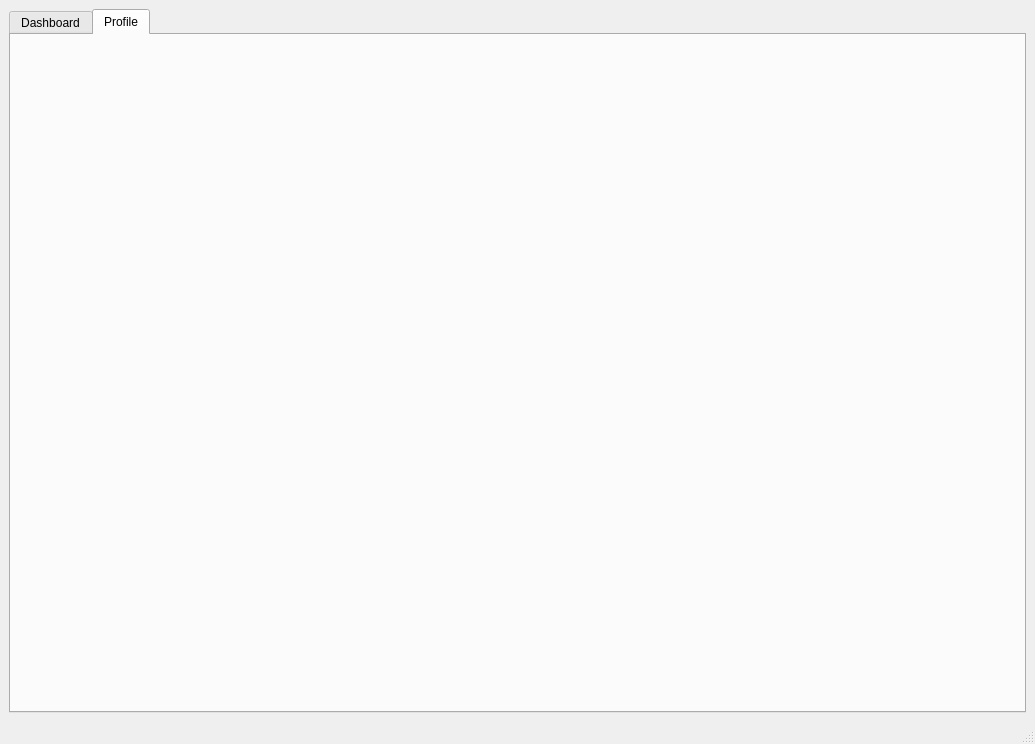
The window that bms/mainwindow.ui (MythicSTR/bms-project) describes before a commit, drawn with Qt 5.
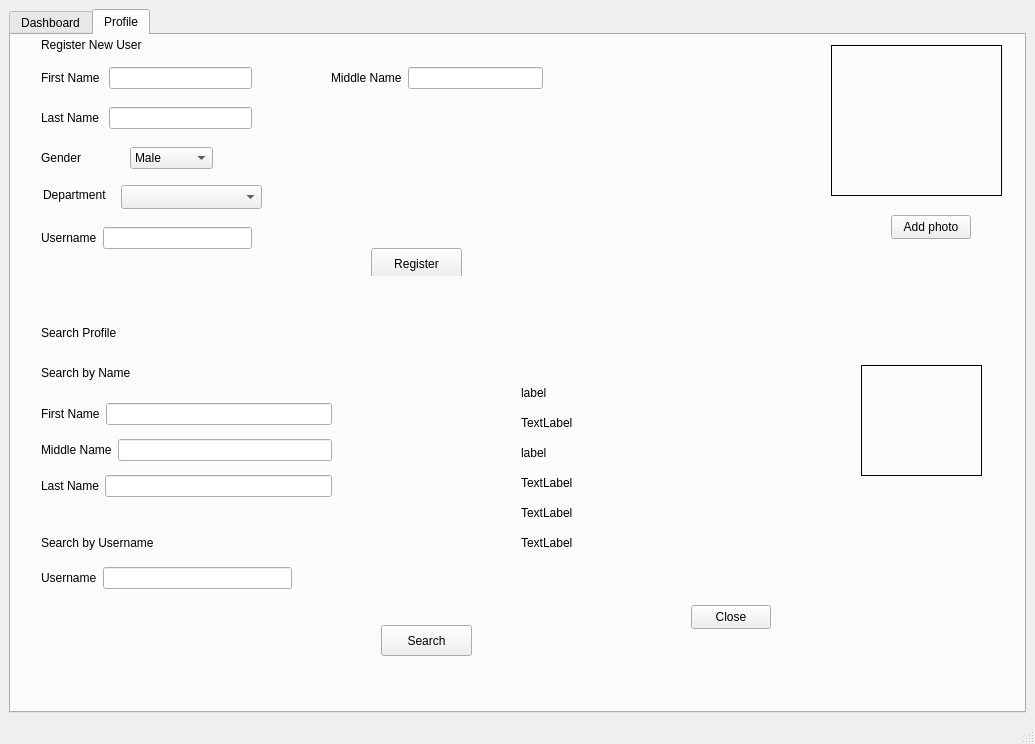
The same window after the commit. The open tabs and pages were chosen to show the change.

The edit to the form file:
```diff
--- a/bms/mainwindow.ui
+++ b/bms/mainwindow.ui
@@ -1733,6 +1733,481 @@
        <attribute name="title">
         <string>Profile</string>
        </attribute>
+       <widget class="QWidget" name="widget" native="true">
+        <property name="geometry">
+         <rect>
+          <x>20</x>
+          <y>290</y>
+          <width>981</width>
+          <height>351</height>
+         </rect>
+        </property>
+        <widget class="QLabel" name="label_26">
+         <property name="geometry">
+          <rect>
+           <x>10</x>
+           <y>0</y>
+           <width>91</width>
+           <height>16</height>
+          </rect>
+         </property>
+         <property name="text">
+          <string>Search Profile</string>
+         </property>
+        </widget>
+        <widget class="QLabel" name="label_34">
+         <property name="geometry">
+          <rect>
+           <x>10</x>
+           <y>40</y>
+           <width>131</width>
+           <height>16</height>
+          </rect>
+         </property>
+         <property name="text">
+          <string>Search by Name</string>
+         </property>
+        </widget>
+        <widget class="QLabel" name="label_38">
+         <property name="geometry">
+          <rect>
+           <x>10</x>
+           <y>210</y>
+           <width>131</width>
+           <height>16</height>
+          </rect>
+         </property>
+         <property name="text">
+          <string>Search by Username</string>
+         </property>
+        </widget>
+        <widget class="QPushButton" name="profile_search">
+         <property name="geometry">
+          <rect>
+           <x>350</x>
+           <y>300</y>
+           <width>91</width>
+           <height>31</height>
+          </rect>
+         </property>
+         <property name="text">
+          <string>Search</string>
+         </property>
+        </widget>
+        <widget class="QWidget" name="show_info_widget" native="true">
+         <property name="geometry">
+          <rect>
+           <x>480</x>
+           <y>10</y>
+           <width>481</width>
+           <height>331</height>
+          </rect>
+         </property>
+         <widget class="QLabel" name="show_mname">
+          <property name="geometry">
+           <rect>
+            <x>10</x>
+            <y>80</y>
+            <width>181</width>
+            <height>16</height>
+           </rect>
+          </property>
+          <property name="text">
+           <string>TextLabel</string>
+          </property>
+         </widget>
+         <widget class="QLabel" name="show_lname">
+          <property name="geometry">
+           <rect>
+            <x>10</x>
+            <y>110</y>
+            <width>181</width>
+            <height>16</height>
+           </rect>
+          </property>
+          <property name="text">
+           <string>label</string>
+          </property>
+         </widget>
+         <widget class="QLabel" name="show_fname">
+          <property name="geometry">
+           <rect>
+            <x>10</x>
+            <y>50</y>
+            <width>181</width>
+            <height>16</height>
+           </rect>
+          </property>
+          <property name="text">
+           <string>label</string>
+          </property>
+         </widget>
+         <widget class="QLabel" name="show_username">
+          <property name="geometry">
+           <rect>
+            <x>10</x>
+            <y>140</y>
+            <width>181</width>
+            <height>16</height>
+           </rect>
+          </property>
+          <property name="text">
+           <string>TextLabel</string>
+          </property>
+         </widget>
+         <widget class="QLabel" name="show_gender">
+          <property name="geometry">
+           <rect>
+            <x>10</x>
+            <y>170</y>
+            <width>181</width>
+            <height>16</height>
+           </rect>
+          </property>
+          <property name="text">
+           <string>TextLabel</string>
+          </property>
+         </widget>
+         <widget class="QLabel" name="show_dept">
+          <property name="geometry">
+           <rect>
+            <x>10</x>
+            <y>200</y>
+            <width>181</width>
+            <height>16</height>
+           </rect>
+          </property>
+          <property name="text">
+           <string>TextLabel</string>
+          </property>
+         </widget>
+         <widget class="QPushButton" name="close_search">
+          <property name="geometry">
+           <rect>
+            <x>180</x>
+            <y>270</y>
+            <width>80</width>
+            <height>24</height>
+           </rect>
+          </property>
+          <property name="text">
+           <string>Close</string>
+          </property>
+         </widget>
+         <widget class="QLabel" name="show_pic">
+          <property name="geometry">
+           <rect>
+            <x>350</x>
+            <y>30</y>
+            <width>121</width>
+            <height>111</height>
+           </rect>
+          </property>
+          <property name="frameShape">
+           <enum>QFrame::Box</enum>
+          </property>
+          <property name="text">
+           <string/>
+          </property>
+         </widget>
+        </widget>
+        <widget class="QWidget" name="">
+         <property name="geometry">
+          <rect>
+           <x>10</x>
+           <y>70</y>
+           <width>291</width>
+           <height>111</height>
+          </rect>
+         </property>
+         <layout class="QVBoxLayout" name="verticalLayout_7">
+          <item>
+           <layout class="QHBoxLayout" name="horizontalLayout_37">
+            <item>
+             <widget class="QLabel" name="label_39">
+              <property name="text">
+               <string>First Name</string>
+              </property>
+             </widget>
+            </item>
+            <item>
+             <widget class="QLineEdit" name="profile_search_fname"/>
+            </item>
+           </layout>
+          </item>
+          <item>
+           <layout class="QHBoxLayout" name="horizontalLayout_38">
+            <item>
+             <widget class="QLabel" name="label_37">
+              <property name="text">
+               <string>Middle Name</string>
+              </property>
+             </widget>
+            </item>
+            <item>
+             <widget class="QLineEdit" name="profile_search_mname"/>
+            </item>
+           </layout>
+          </item>
+          <item>
+           <layout class="QHBoxLayout" name="horizontalLayout_39">
+            <item>
+             <widget class="QLabel" name="label_36">
+              <property name="text">
+               <string>Last Name</string>
+              </property>
+             </widget>
+            </item>
+            <item>
+             <widget class="QLineEdit" name="profile_search_lname"/>
+            </item>
+           </layout>
+          </item>
+         </layout>
+        </widget>
+        <widget class="QWidget" name="">
+         <property name="geometry">
+          <rect>
+           <x>10</x>
+           <y>240</y>
+           <width>251</width>
+           <height>26</height>
+          </rect>
+         </property>
+         <layout class="QHBoxLayout" name="horizontalLayout_40">
+          <item>
+           <widget class="QLabel" name="label_35">
+            <property name="text">
+             <string>Username</string>
+            </property>
+           </widget>
+          </item>
+          <item>
+           <widget class="QLineEdit" name="profile_search_username"/>
+          </item>
+         </layout>
+        </widget>
+       </widget>
+       <widget class="QWidget" name="widget_2" native="true">
+        <property name="geometry">
+         <rect>
+          <x>20</x>
+          <y>0</y>
+          <width>981</width>
+          <height>241</height>
+         </rect>
+        </property>
+        <widget class="QLabel" name="label_24">
+         <property name="geometry">
+          <rect>
+           <x>10</x>
+           <y>0</y>
+           <width>111</width>
+           <height>20</height>
+          </rect>
+         </property>
+         <property name="text">
+          <string>Register New User</string>
+         </property>
+        </widget>
+        <widget class="QWidget" name="">
+         <property name="geometry">
+          <rect>
+           <x>10</x>
+           <y>30</y>
+           <width>211</width>
+           <height>26</height>
+          </rect>
+         </property>
+         <layout class="QHBoxLayout" name="horizontalLayout_31">
+          <item>
+           <widget class="QLabel" name="label_40">
+            <property name="text">
+             <string>First Name </string>
+            </property>
+           </widget>
+          </item>
+          <item>
+           <widget class="QLineEdit" name="profile_register_fname"/>
+          </item>
+         </layout>
+        </widget>
+        <widget class="QWidget" name="">
+         <property name="geometry">
+          <rect>
+           <x>300</x>
+           <y>30</y>
+           <width>212</width>
+           <height>26</height>
+          </rect>
+         </property>
+         <layout class="QHBoxLayout" name="horizontalLayout_35">
+          <item>
+           <widget class="QLabel" name="label_45">
+            <property name="text">
+             <string>Middle Name</string>
+            </property>
+           </widget>
+          </item>
+          <item>
+           <widget class="QLineEdit" name="profile_register_mname"/>
+          </item>
+         </layout>
+        </widget>
+        <widget class="QWidget" name="">
+         <property name="geometry">
+          <rect>
+           <x>10</x>
+           <y>70</y>
+           <width>211</width>
+           <height>26</height>
+          </rect>
+         </property>
+         <layout class="QHBoxLayout" name="horizontalLayout_34">
+          <item>
+           <widget class="QLabel" name="label_41">
+            <property name="text">
+             <string>Last Name </string>
+            </property>
+           </widget>
+          </item>
+          <item>
+           <widget class="QLineEdit" name="profile_register_lname"/>
+          </item>
+         </layout>
+        </widget>
+        <widget class="QWidget" name="">
+         <property name="geometry">
+          <rect>
+           <x>10</x>
+           <y>110</y>
+           <width>172</width>
+           <height>26</height>
+          </rect>
+         </property>
+         <layout class="QHBoxLayout" name="horizontalLayout_33">
+          <item>
+           <widget class="QLabel" name="label_42">
+            <property name="text">
+             <string>Gender </string>
+            </property>
+           </widget>
+          </item>
+          <item>
+           <widget class="QComboBox" name="profile_register_gender">
+            <item>
+             <property name="text">
+              <string>Male</string>
+             </property>
+            </item>
+            <item>
+             <property name="text">
+              <string>Female</string>
+             </property>
+            </item>
+            <item>
+             <property name="text">
+              <string>Others</string>
+             </property>
+            </item>
+           </widget>
+          </item>
+         </layout>
+        </widget>
+        <widget class="QWidget" name="layoutWidget">
+         <property name="geometry">
+          <rect>
+           <x>10</x>
+           <y>190</y>
+           <width>211</width>
+           <height>26</height>
+          </rect>
+         </property>
+         <layout class="QHBoxLayout" name="horizontalLayout_36">
+          <item>
+           <widget class="QLabel" name="label_44">
+            <property name="text">
+             <string>Username</string>
+            </property>
+           </widget>
+          </item>
+          <item>
+           <widget class="QLineEdit" name="profile_register_username"/>
+          </item>
+         </layout>
+        </widget>
+        <widget class="QPushButton" name="profile_register">
+         <property name="geometry">
+          <rect>
+           <x>340</x>
+           <y>213</y>
+           <width>91</width>
+           <height>31</height>
+          </rect>
+         </property>
+         <property name="text">
+          <string>Register</string>
+         </property>
+        </widget>
+        <widget class="QLabel" name="pic_show">
+         <property name="geometry">
+          <rect>
+           <x>800</x>
+           <y>10</y>
+           <width>171</width>
+           <height>151</height>
+          </rect>
+         </property>
+         <property name="frameShape">
+          <enum>QFrame::Box</enum>
+         </property>
+         <property name="frameShadow">
+          <enum>QFrame::Plain</enum>
+         </property>
+         <property name="lineWidth">
+          <number>1</number>
+         </property>
+         <property name="text">
+          <string/>
+         </property>
+        </widget>
+        <widget class="QPushButton" name="add_photo">
+         <property name="geometry">
+          <rect>
+           <x>860</x>
+           <y>180</y>
+           <width>80</width>
+           <height>24</height>
+          </rect>
+         </property>
+         <property name="text">
+          <string>Add photo</string>
+         </property>
+        </widget>
+        <widget class="QLabel" name="label_43">
+         <property name="geometry">
+          <rect>
+           <x>12</x>
+           <y>152</y>
+           <width>75</width>
+           <height>16</height>
+          </rect>
+         </property>
+         <property name="text">
+          <string>Department </string>
+         </property>
+        </widget>
+        <widget class="QComboBox" name="profile_register_dept">
+         <property name="geometry">
+          <rect>
+           <x>90</x>
+           <y>150</y>
+           <width>141</width>
+           <height>24</height>
+          </rect>
+         </property>
+        </widget>
+       </widget>
       </widget>
      </widget>
     </item>
```
Left out of the diff: 2 changed lines with no effect on the pictures.
